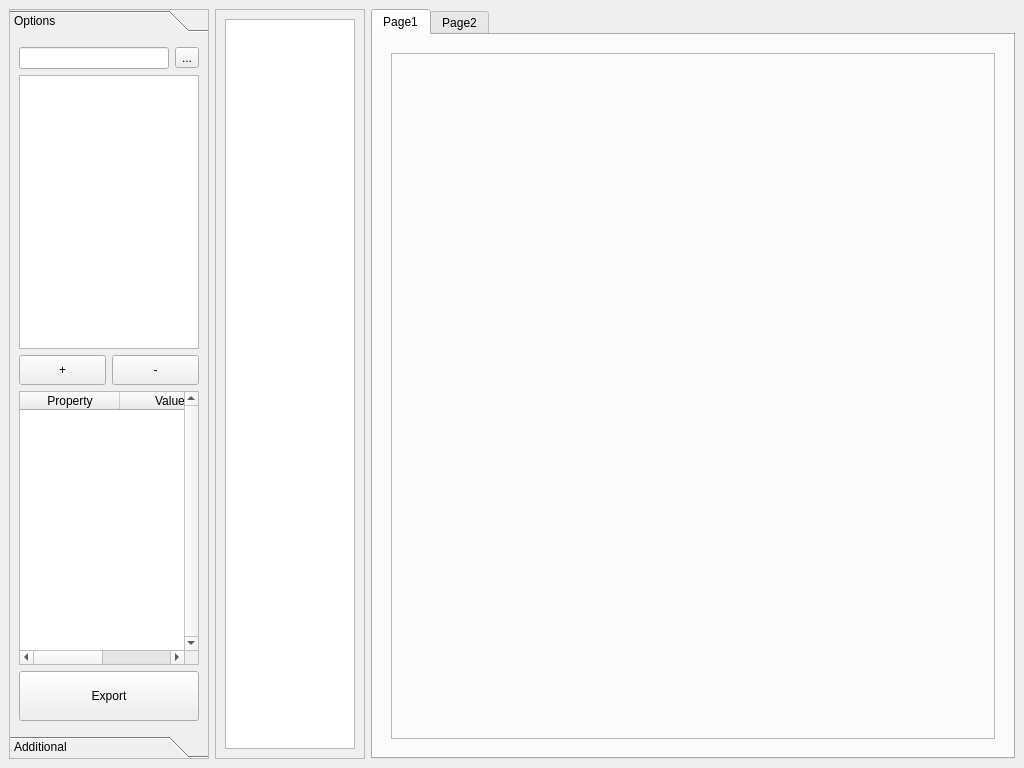
This is SyncGraph.ui in salmanchik1/SyncGraph as Qt 5 draws it before an edit. The edited form follows.
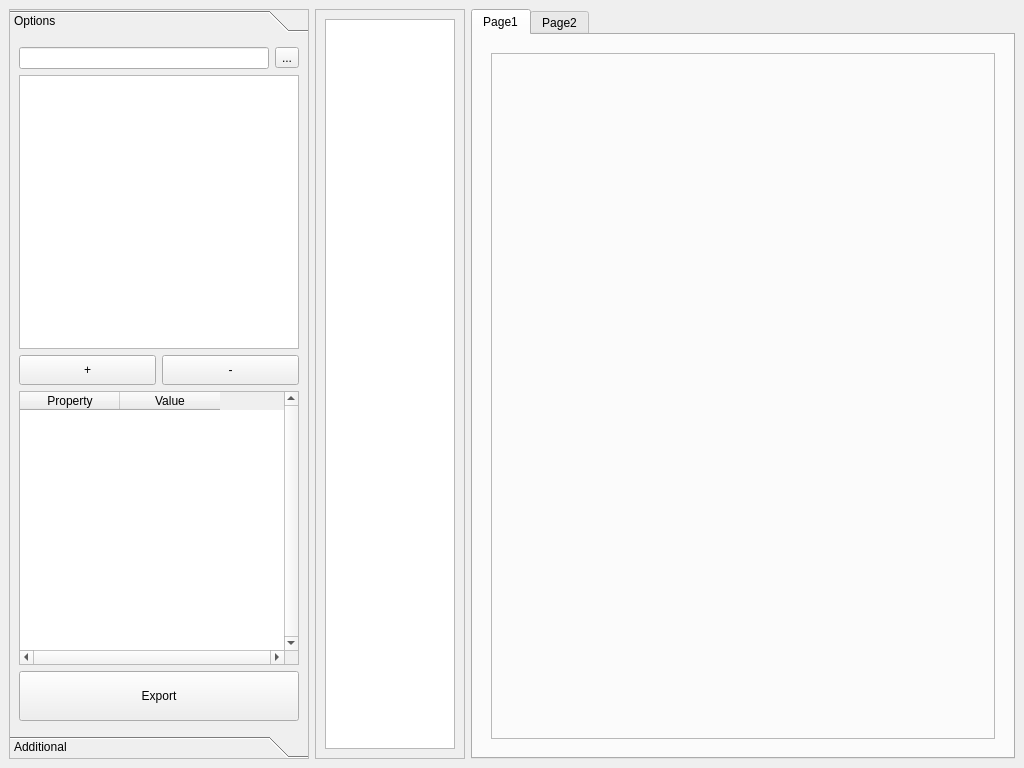
This is the edited form.

Commit message: Fixed deleting files from the listview

Diff of the .ui file:
```diff
--- a/SyncGraph.ui
+++ b/SyncGraph.ui
@@ -25,13 +25,13 @@
      <widget class="QToolBox" name="mainOptionsBar">
       <property name="minimumSize">
        <size>
-        <width>200</width>
+        <width>300</width>
         <height>0</height>
        </size>
       </property>
       <property name="maximumSize">
        <size>
-        <width>200</width>
+        <width>300</width>
         <height>16777215</height>
        </size>
       </property>
@@ -46,7 +46,7 @@
         <rect>
          <x>0</x>
          <y>0</y>
-         <width>196</width>
+         <width>296</width>
          <height>702</height>
         </rect>
        </property>
```
Left out of the diff: 8 changed lines with no effect on the pictures. The commit also changes 2 other files.
